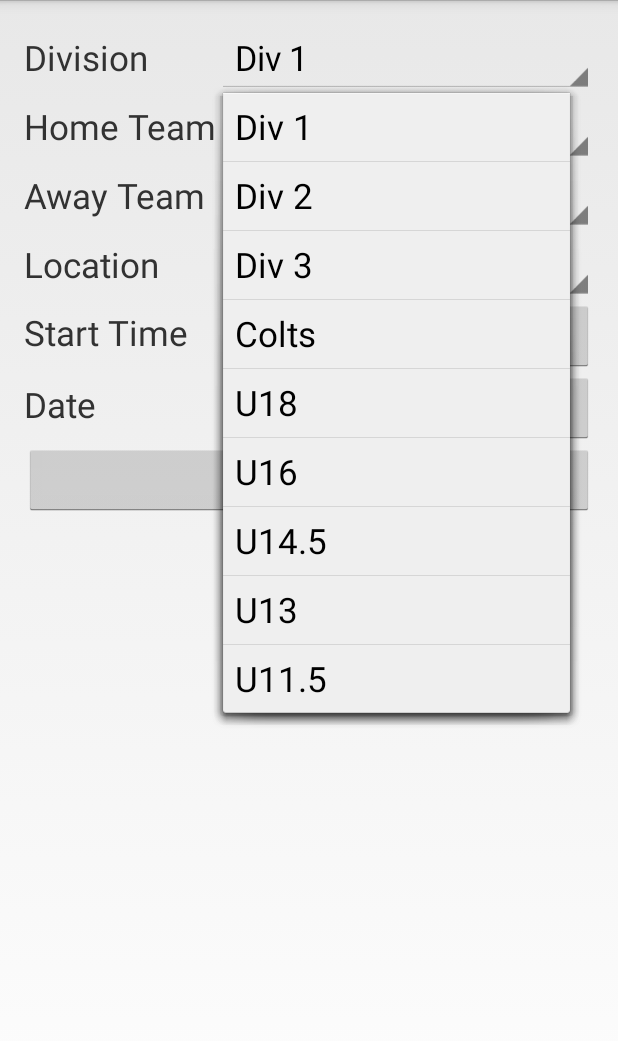
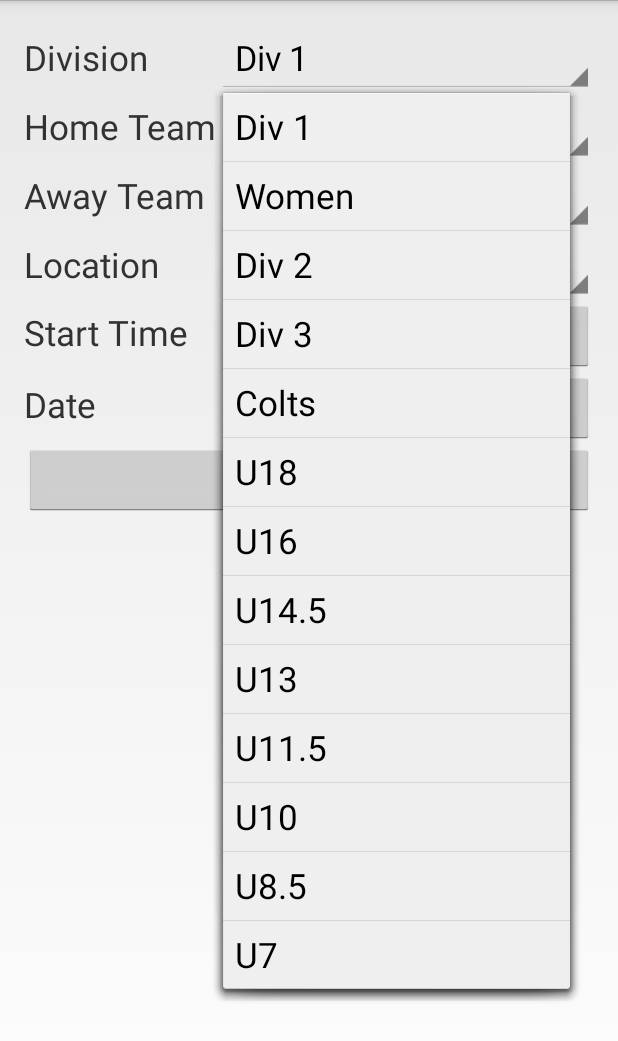
Before and after one commit to dalzell99/EllesmereRugbyAddGamesToDatabaseAndroid, an Android app: the screen it shows after launch (CreateGameActivity), after a tap on "Div 1", on a phone screen of 412 x 824 dp. Shown: the top 1041 px of the screen. Run offline under Robolectric (Android 15) with nearby library versions, the phone set to English and light mode, and no system bars.

Commit message:
Added divisions
Added womens, U10, U8.5 and U7 divisions

```diff
--- a/app/src/main/java/chrisdalzell/addgamestodatabase/CreateGameActivity.java
+++ b/app/src/main/java/chrisdalzell/addgamestodatabase/CreateGameActivity.java
@@ -66,7 +66,8 @@ public class CreateGameActivity extends FragmentActivity {
     String message;
 
     // Data to be used in spinners
-    public static List<String> divisions = Arrays.asList("Div 1", "Div 2", "Div 3", "Colts", "U18", "U16", "U14.5", "U13", "U11.5");
+    public static List<String> divisions = Arrays.asList("Div 1", "Women", "Div 2", "Div 3", "Colts",
+            "U18", "U16", "U14.5", "U13", "U11.5", "U10", "U8.5", "U7");
     List<String> locations = Arrays.asList("CC Upper 1", "Darfield 1", "Darfield 2", "Rolleston 1a", "Rolleston 1b", "Rolleston 2", "Rolleston 3", "Rolleston 4", "Rolleston 2a", "Rolleston 2b", "Rolleston 5b", "Rolleston 5a", "Kaiapoi", "Ohoka", "Hampstead 1", "Ashburton 1", "Prebbleton 1", "Oxford 2", "Glenmark", "Southbridge");
     List<String> teamsDiv1 = Arrays.asList("Hornby", "Waihora", "Lincoln", "Raikaia", "Methven", "Southbridge", "Burn/Duns/Irwell", "Glenmark", "Darfield",
             "Ashley", "Prebbleton", "Celtic", "Saracens", "Oxford", "Ohoka", "Kaiapoi", "West Melton", "Southern", "Hampstead", "Rolleston");
@@ -308,7 +309,7 @@ public class CreateGameActivity extends FragmentActivity {
                 displayToast("Game Created");
                 message = "";
             } else {
-                displayToast("Game already exists.");
+                displayToast("Error. The game may already exist in database. Contact app creator.");
                 message = "";
             }
         }
```
Also changed, not shown: 1 other file.
